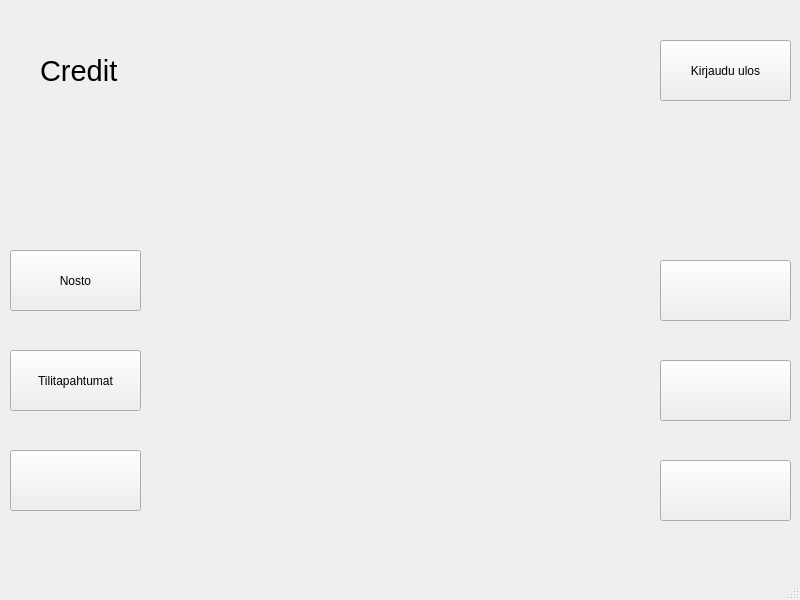
Jani-OAMK/ATM-group-project, file frontend/creditwindow.ui: the form before one commit.
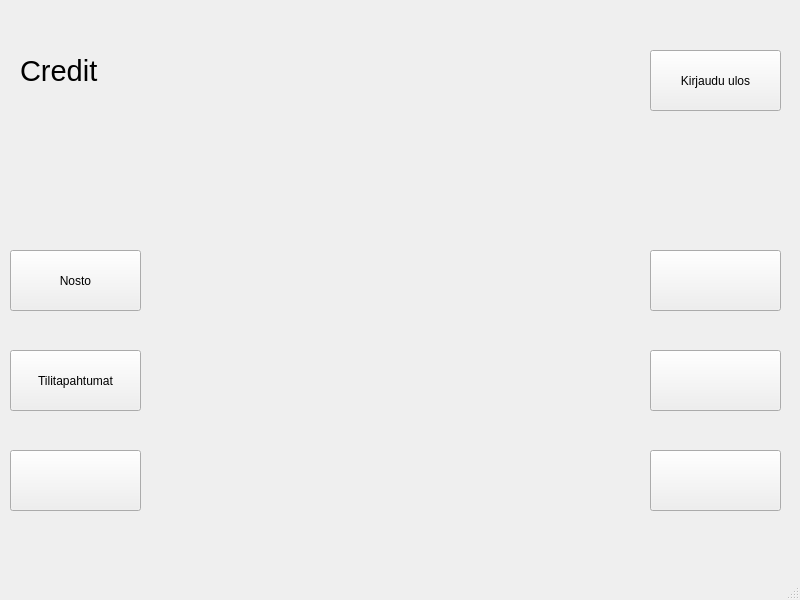
The form after the commit.

Commit message: Yhdennetty UI:t ja poistettu qdebugeja

```diff
--- a/frontend/creditwindow.ui
+++ b/frontend/creditwindow.ui
@@ -56,8 +56,8 @@
    <widget class="QPushButton" name="pushButton_4">
     <property name="geometry">
      <rect>
-      <x>660</x>
-      <y>260</y>
+      <x>650</x>
+      <y>250</y>
       <width>131</width>
       <height>61</height>
      </rect>
@@ -69,8 +69,8 @@
    <widget class="QPushButton" name="pushButton_5">
     <property name="geometry">
      <rect>
-      <x>660</x>
-      <y>360</y>
+      <x>650</x>
+      <y>350</y>
       <width>131</width>
       <height>61</height>
      </rect>
@@ -82,8 +82,8 @@
    <widget class="QPushButton" name="pushButton_6">
     <property name="geometry">
      <rect>
-      <x>660</x>
-      <y>460</y>
+      <x>650</x>
+      <y>450</y>
       <width>131</width>
       <height>61</height>
      </rect>
@@ -95,8 +95,8 @@
    <widget class="QPushButton" name="btnKirjauduUlos">
     <property name="geometry">
      <rect>
-      <x>660</x>
-      <y>40</y>
+      <x>650</x>
+      <y>50</y>
       <width>131</width>
       <height>61</height>
      </rect>
@@ -108,7 +108,7 @@
    <widget class="QLabel" name="label">
     <property name="geometry">
      <rect>
-      <x>40</x>
+      <x>20</x>
       <y>50</y>
       <width>151</width>
       <height>41</height>
```
The commit also changes 7 other files.
